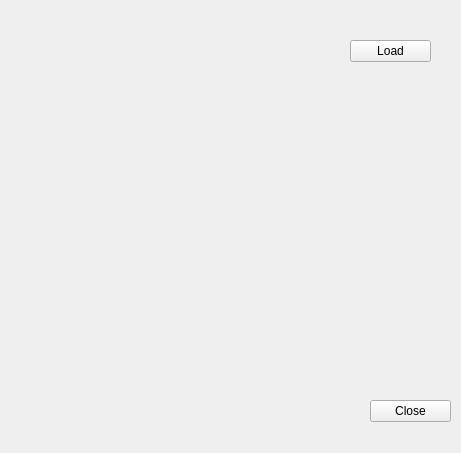
First picture: the form in xlmparser.ui, repository JuanCrg90/similaritygraphs, before the edit.
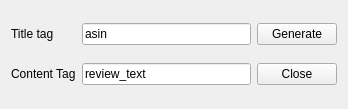
Second picture: the form after the edit.

Patch:
```diff
--- a/xlmparser.ui
+++ b/xlmparser.ui
@@ -6,39 +6,57 @@
    <rect>
     <x>0</x>
     <y>0</y>
-    <width>461</width>
-    <height>453</height>
+    <width>348</width>
+    <height>109</height>
    </rect>
   </property>
   <property name="windowTitle">
    <string>Form</string>
   </property>
-  <widget class="QPushButton" name="CloseButton">
-   <property name="geometry">
-    <rect>
-     <x>370</x>
-     <y>400</y>
-     <width>81</width>
-     <height>22</height>
-    </rect>
-   </property>
-   <property name="text">
-    <string>Close</string>
-   </property>
-  </widget>
-  <widget class="QPushButton" name="LoadButton">
-   <property name="geometry">
-    <rect>
-     <x>350</x>
-     <y>40</y>
-     <width>81</width>
-     <height>22</height>
-    </rect>
-   </property>
-   <property name="text">
-    <string>Load</string>
-   </property>
-  </widget>
+  <layout class="QGridLayout" name="gridLayout">
+   <item row="0" column="0">
+    <widget class="QLabel" name="label">
+     <property name="text">
+      <string>Title tag</string>
+     </property>
+    </widget>
+   </item>
+   <item row="0" column="1">
+    <widget class="QLineEdit" name="titlelineEdit">
+     <property name="text">
+      <string>asin</string>
+     </property>
+    </widget>
+   </item>
+   <item row="0" column="2">
+    <widget class="QPushButton" name="LoadButton">
+     <property name="text">
+      <string>Generate</string>
+     </property>
+    </widget>
+   </item>
+   <item row="1" column="0">
+    <widget class="QLabel" name="label_2">
+     <property name="text">
+      <string>Content Tag</string>
+     </property>
+    </widget>
+   </item>
+   <item row="1" column="1">
+    <widget class="QLineEdit" name="contentlineEdit">
+     <property name="text">
+      <string>review_text</string>
+     </property>
+    </widget>
+   </item>
+   <item row="1" column="2">
+    <widget class="QPushButton" name="CloseButton">
+     <property name="text">
+      <string>Close</string>
+     </property>
+    </widget>
+   </item>
+  </layout>
  </widget>
  <resources/>
  <connections>
```
Left out of the diff: 14 changed lines with no effect on the pictures.
